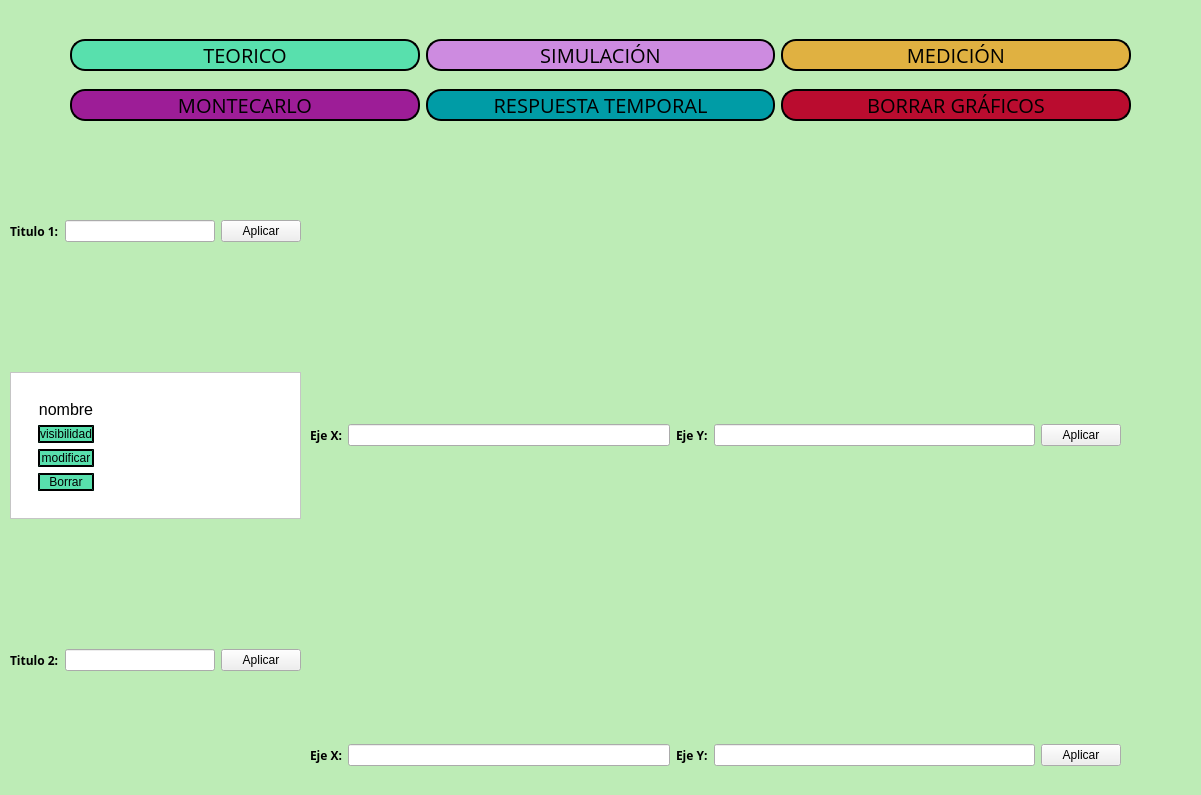
odevincenti/TC-TP1, file frontend/menu.ui: the form before one commit.
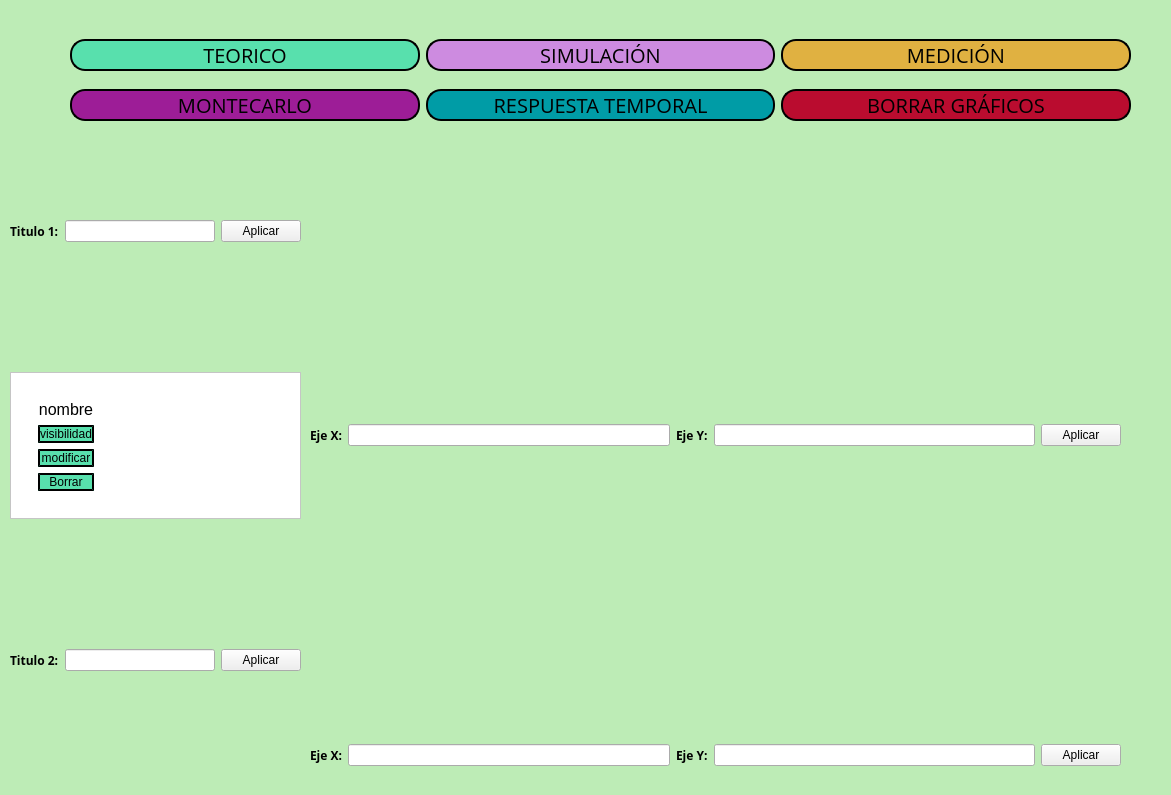
The form after the commit. Custom widgets are drawn as their Qt base class.

Patch:
```diff
--- a/frontend/menu.ui
+++ b/frontend/menu.ui
@@ -6,7 +6,7 @@
    <rect>
     <x>0</x>
     <y>0</y>
-    <width>1201</width>
+    <width>1171</width>
     <height>795</height>
    </rect>
   </property>
```
